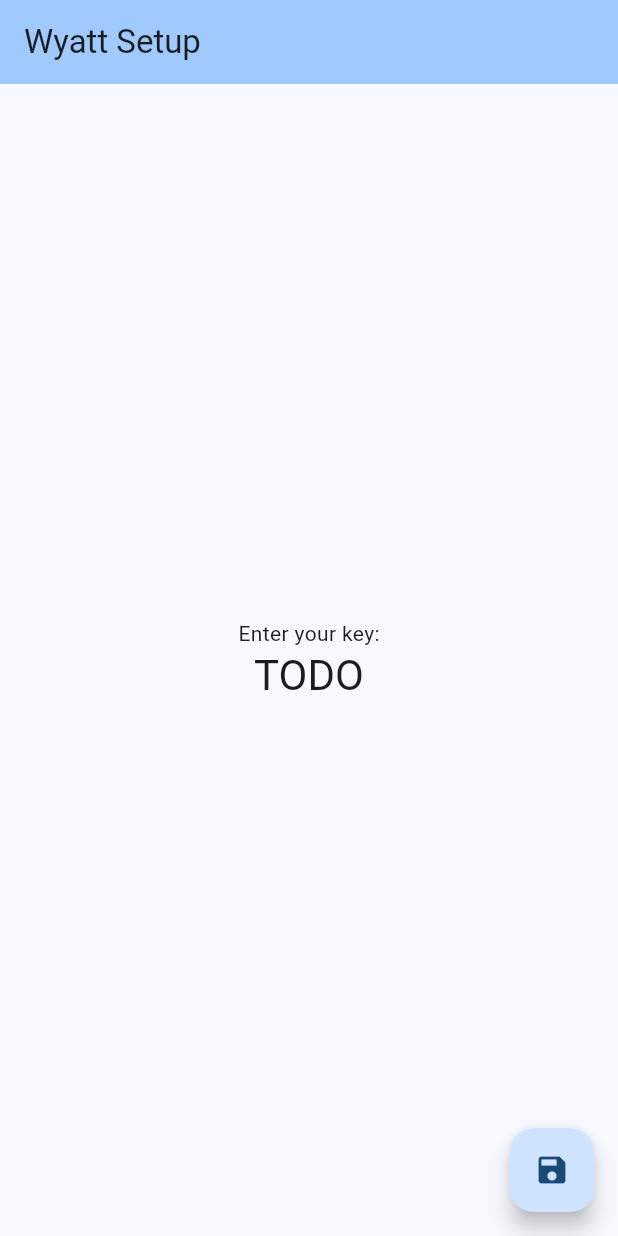
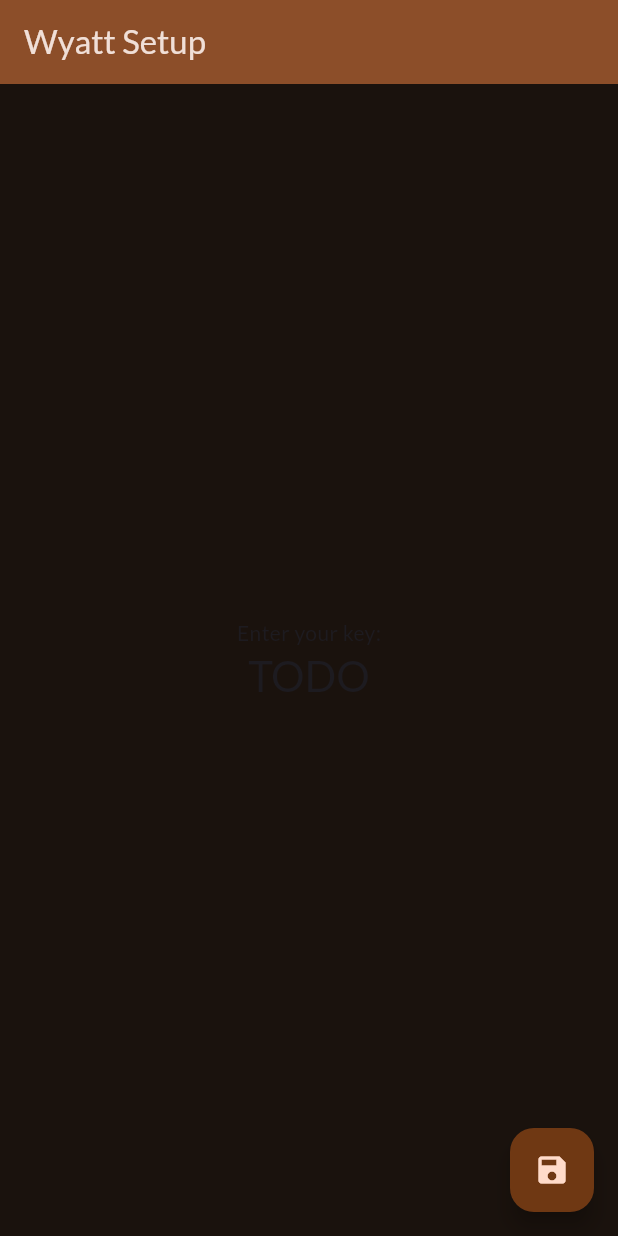
Before and after one commit to m5lk3n/wyatt, a Flutter app: the screen it shows after launch, after a tap on the "save" icon, on a phone screen of 412 x 824 dp. Run offline on Flutter 3.47's test engine with Material 3 defaults, Android fonts, the phone set to English and light mode, and no system bars; our stand-ins replace google_fonts.

Commit message:
use lato font, screens folder

```diff
--- a/lib/main.dart
+++ b/lib/main.dart
@@ -1,4 +1,16 @@
 import 'package:flutter/material.dart';
+
+import 'package:google_fonts/google_fonts.dart';
+import 'package:wyatt/screens/setup.dart';
+
+final theme = ThemeData(
+  useMaterial3: true,
+  colorScheme: ColorScheme.fromSeed(
+    brightness: Brightness.dark,
+    seedColor: const Color.fromARGB(255, 131, 57, 0),
+  ),
+  textTheme: GoogleFonts.latoTextTheme(),
+);
 
 void main() {
   runApp(const WyattApp());
@@ -11,58 +23,8 @@ class WyattApp extends StatelessWidget {
   Widget build(BuildContext context) {
     return MaterialApp(
       title: 'Wyatt',
-      theme: ThemeData(
-        colorScheme: ColorScheme.fromSeed(seedColor: Colors.blue),
-        useMaterial3: true,
-      ),
-      home: const WyattSetupPage(title: 'Wyatt Setup'),
+      theme: theme,
+      home: const WyattSetupScreen(title: 'Wyatt Setup'),
     );
   }
 }
-
-class WyattSetupPage extends StatefulWidget {
-  const WyattSetupPage({super.key, required this.title});
-  final String title;
-
-  @override
-  State<WyattSetupPage> createState() => _WyattSetupPageState();
-}
-
-class _WyattSetupPageState extends State<WyattSetupPage> {
-  String _key = "";
-
-  void _setKey() {
-    setState(() {
-      _key = "TODO";
-    });
-  }
-
-  @override
-  Widget build(BuildContext context) {
-    return Scaffold(
-      appBar: AppBar(
-        backgroundColor: Theme.of(context).colorScheme.inversePrimary,
-        title: Text(widget.title),
-      ),
-      body: Center(
-        child: Column(
-          mainAxisAlignment: MainAxisAlignment.center,
-          children: <Widget>[
-            const Text(
-              'Enter your key:',
-            ),
-            Text(
-              _key,
-              style: Theme.of(context).textTheme.headlineMedium,
-            ),
-          ],
-        ),
-      ),
-      floatingActionButton: FloatingActionButton(
-        onPressed: _setKey,
-        tooltip: 'Save',
-        child: const Icon(Icons.save),
-      ),
-    );
-  }
-}
--- /dev/null
+++ b/lib/screens/setup.dart
@@ -0,0 +1,48 @@
+import 'package:flutter/material.dart';
+
+class WyattSetupScreen extends StatefulWidget {
+  const WyattSetupScreen({super.key, required this.title});
+  final String title;
+
+  @override
+  State<WyattSetupScreen> createState() => _WyattSetupScreenState();
+}
+
+class _WyattSetupScreenState extends State<WyattSetupScreen> {
+  String _key = "";
+
+  void _setKey() {
+    setState(() {
+      _key = "TODO";
+    });
+  }
+
+  @override
+  Widget build(BuildContext context) {
+    return Scaffold(
+      appBar: AppBar(
+        backgroundColor: Theme.of(context).colorScheme.inversePrimary,
+        title: Text(widget.title),
+      ),
+      body: Center(
+        child: Column(
+          mainAxisAlignment: MainAxisAlignment.center,
+          children: <Widget>[
+            const Text(
+              'Enter your key:',
+            ),
+            Text(
+              _key,
+              style: Theme.of(context).textTheme.headlineMedium,
+            ),
+          ],
+        ),
+      ),
+      floatingActionButton: FloatingActionButton(
+        onPressed: _setKey,
+        tooltip: 'Save',
+        child: const Icon(Icons.save),
+      ),
+    );
+  }
+}
--- a/pubspec.yaml
+++ b/pubspec.yaml
@@ -35,6 +35,7 @@ dependencies:
   # The following adds the Cupertino Icons font to your application.
   # Use with the CupertinoIcons class for iOS style icons.
   cupertino_icons: ^1.0.8
+  google_fonts: ^6.2.1
 
 dev_dependencies:
   flutter_test:
@@ -45,7 +46,7 @@ dev_dependencies:
   # activated in the `analysis_options.yaml` file located at the root of your
   # package. See that file for information about deactivating specific lint
   # rules and activating additional ones.
-  flutter_lints: ^4.0.0
+  flutter_lints: ^5.0.0
 
 # For information on the generic Dart part of this file, see the
 # following page: https://dart.dev/tools/pub/pubspec
```
Also changed, not shown: pubspec.lock, 4 other files.
